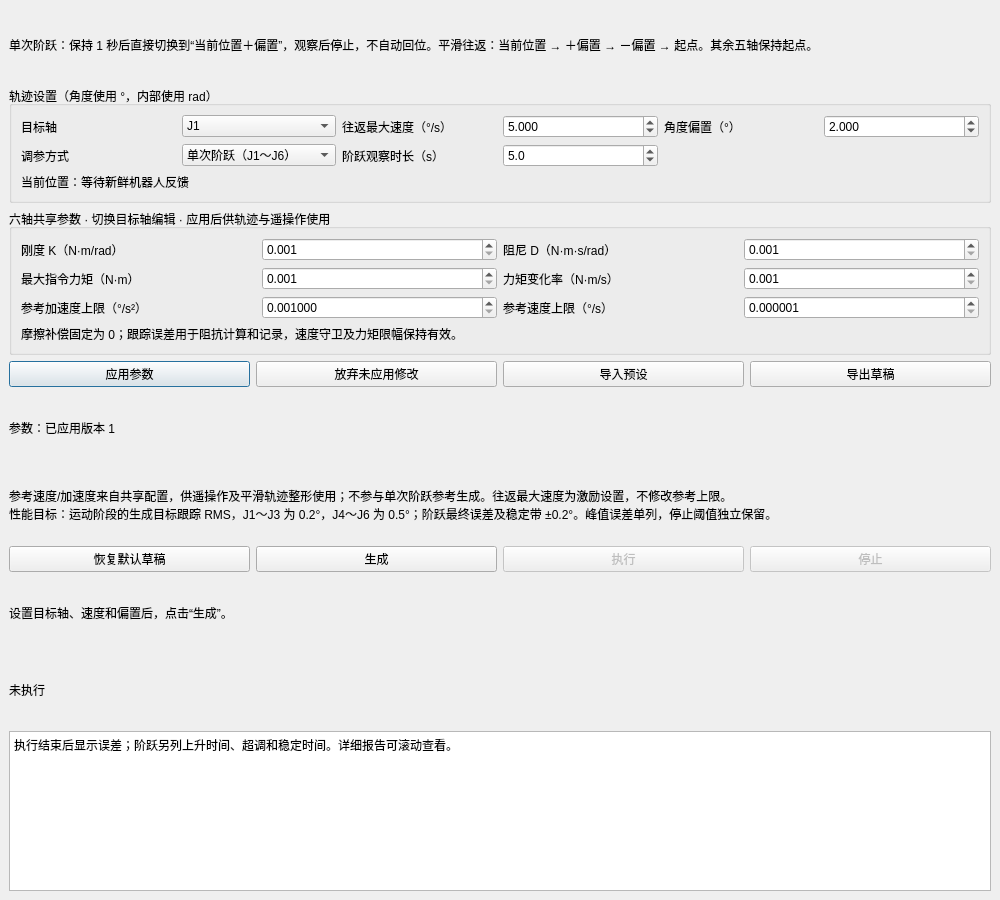
The window that impedance_tuning_window.ui (HG731GZ/URControl) describes before a commit, drawn with Qt 5.
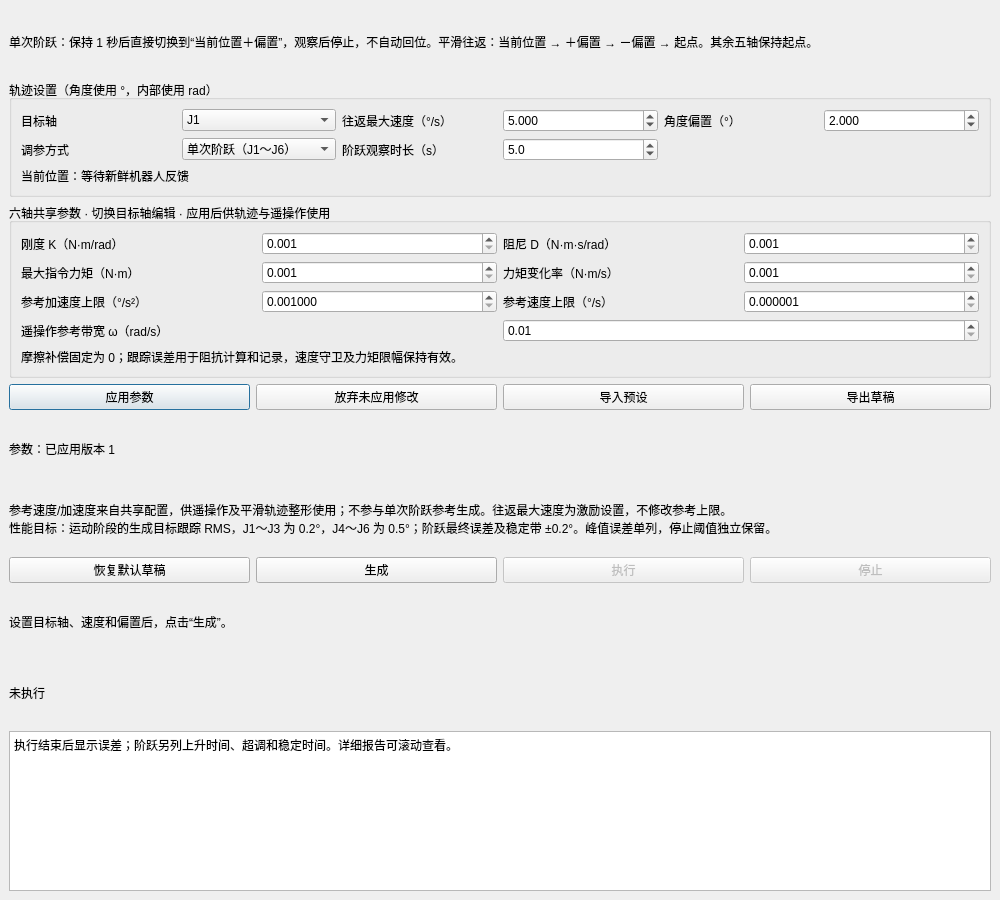
The same window after the commit.

Commit message: 遥操作阻抗实测完成

```diff
--- a/impedance_tuning_window.ui
+++ b/impedance_tuning_window.ui
@@ -299,7 +299,7 @@
             </property>
            </widget>
           </item>
-          <item row="3" column="0" colspan="4">
+          <item row="4" column="0" colspan="4">
            <widget class="QLabel" name="guardLabel">
             <property name="text">
              <string>摩擦补偿固定为 0；跟踪误差用于阻抗计算和记录，速度守卫及力矩限幅保持有效。</string>
@@ -332,6 +332,18 @@
             </property>
            </widget>
           </item>
+          <item row="3" column="0" colspan="2">
+           <widget class="QLabel" name="teleopOmegaLabel">
+            <property name="text"><string>遥操作参考带宽 ω（rad/s）</string></property>
+           </widget>
+          </item>
+          <item row="3" column="2" colspan="2">
+           <widget class="QDoubleSpinBox" name="teleopOmegaSpin">
+            <property name="decimals"><number>2</number></property>
+            <property name="minimum"><double>0.01</double></property>
+            <property name="maximum"><double>60.0</double></property>
+           </widget>
+          </item>
          </layout>
         </widget>
        </item>
```
The commit also changes 20 other files.
